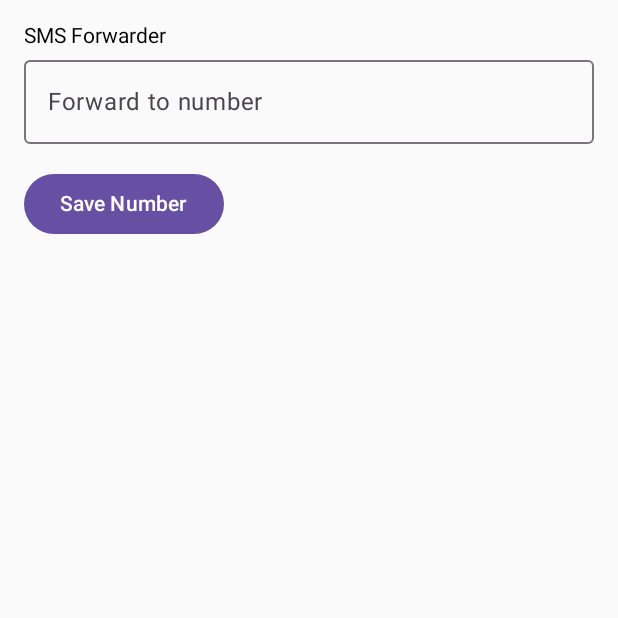
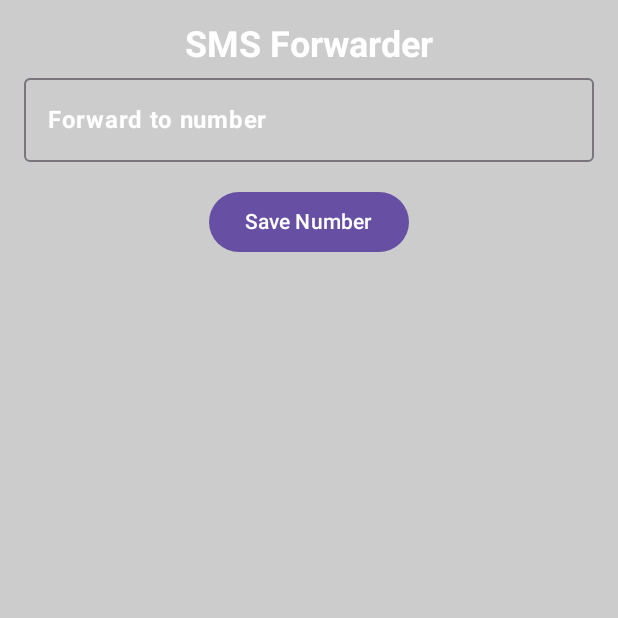
Before and after one commit to im-ali-f/SMSForwarder, an Android app built with Jetpack Compose: the screen it shows after launch (MainActivity), on a phone screen of 412 x 824 dp, the top half of it. Run offline under Robolectric (Android 15) with nearby library versions, the phone set to English and light mode, and no system bars.

Commit message:
minor changes ui

```diff
--- a/app/src/main/java/com/example/smsforwarder/MainActivity.kt
+++ b/app/src/main/java/com/example/smsforwarder/MainActivity.kt
@@ -94,13 +94,38 @@ fun MainScreen() {
     var forwardNumber by remember { mutableStateOf("") }
     val context = LocalContext.current
 
-    Column(modifier = Modifier.padding(16.dp)) {
-        Text(text = "SMS Forwarder")
+    Box(
+        modifier = Modifier
+            .fillMaxSize()
+            .background(Color.LightGray)
+    ) {
+        Column(
+            modifier = Modifier
+                .padding(16.dp)
+                .fillMaxWidth(),
+            verticalArrangement = Arrangement.Center,
+            horizontalAlignment = Alignment.CenterHorizontally
+        ) {
+            Text(
+                text = "SMS Forwarder",
+                fontWeight = FontWeight.Bold,
+                color = Color.White,
+                fontSize = 24.sp
+            )
             OutlinedTextField(
                 value = forwardNumber,
                 onValueChange = { forwardNumber = it },
-            label = { Text("Forward to number") },
-            modifier = Modifier.fillMaxWidth().padding(bottom = 16.dp)
+                label = {
+                    Text(
+                        "Forward to number",
+                        color = Color.White,
+                        fontSize = 16.sp,
+                        fontWeight = FontWeight.Bold
+                    )
+                },
+                modifier = Modifier
+                    .fillMaxWidth()
+                    .padding(bottom = 16.dp)
             )
             Button(onClick = {
                 if (forwardNumber.isNotEmpty()) {
@@ -114,6 +139,9 @@ fun MainScreen() {
             }
         }
     }
+
+}
+
 fun saveForwardNumber(context: Context, number: String) {
     val sharedPreferences = PreferenceManager.getDefaultSharedPreferences(context)
     with(sharedPreferences.edit()) {
```
Lines whose indentation alone changed are shown as unchanged.
